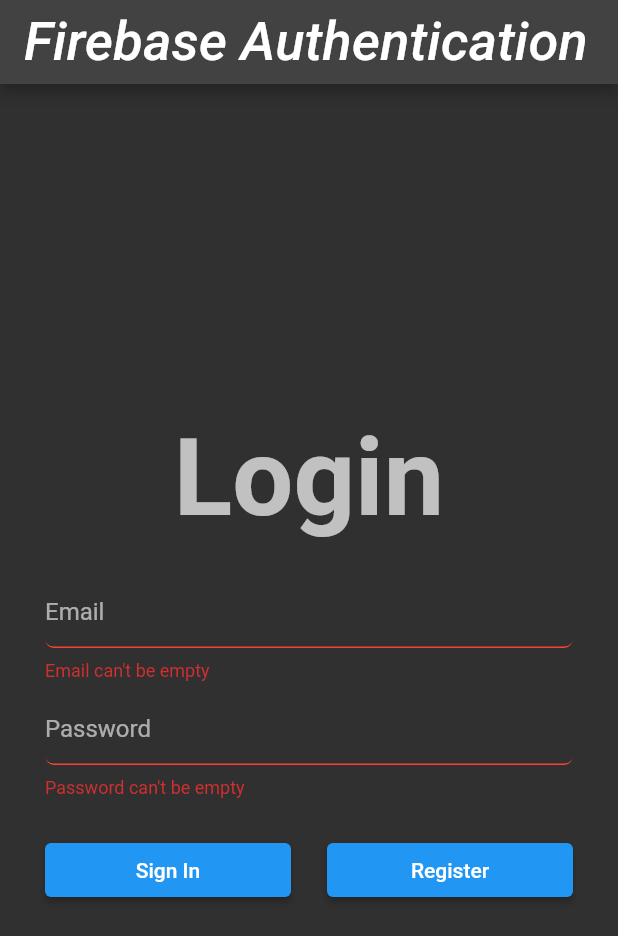
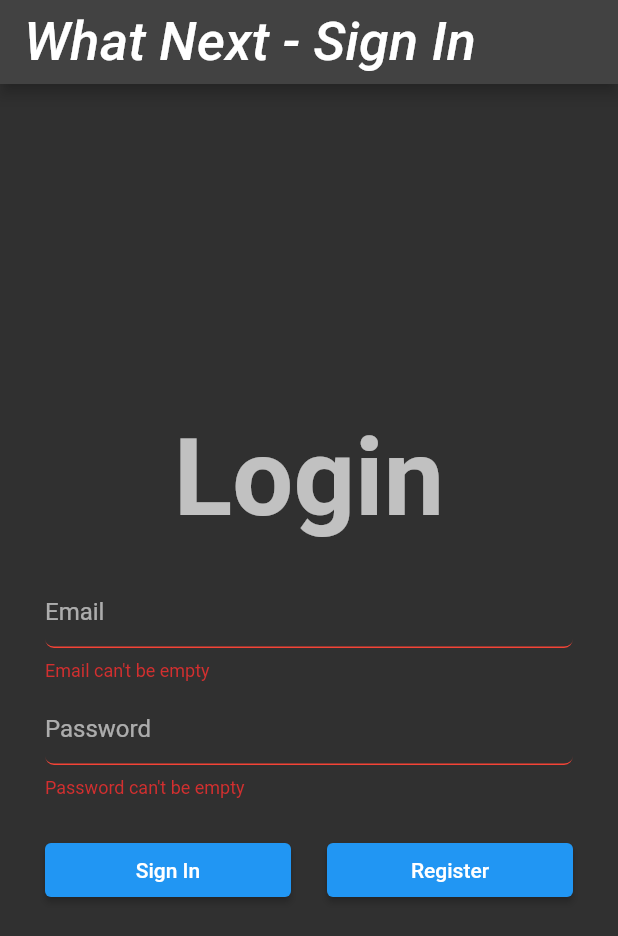
Before and after one commit to wgilpin/what_next, a Flutter app: the screen it shows after launch, after a tap on "Sign In", on a phone screen of 412 x 824 dp. Shown: the top 936 px of the screen. Run offline on Flutter 3.47's test engine with Material 2 defaults, Android fonts, the phone set to English and light mode, and no system bars; our stand-ins replace dio, firebase_auth, firebase_core, get; accounts and stored records are empty; Roboto replaces fonts that are missing (Georgia); statements that could not run were skipped.

Commit message:
added get routinng

```diff
--- a/lib/main.dart
+++ b/lib/main.dart
@@ -1,4 +1,5 @@
 import 'package:firebase_core/firebase_core.dart';
+import 'package:get/get.dart';
 import 'package:what_next/src/login/login_page.dart';
 import 'firebase_options.dart';
 import 'package:flutter/material.dart';
@@ -23,7 +24,7 @@ class MyApp extends StatelessWidget {
   // This widget is the root of your application.
   @override
   Widget build(BuildContext context) {
-    return MaterialApp(
+    return GetMaterialApp(
         title: 'What Next',
         theme: ThemeData(
           primarySwatch: Colors.blue,
--- a/lib/src/login/login_page.dart
+++ b/lib/src/login/login_page.dart
@@ -5,6 +5,7 @@ import 'package:firebase_auth/firebase_auth.dart';
 import 'package:firebase_core/firebase_core.dart';
 import 'package:flutter/foundation.dart';
 import 'package:flutter/material.dart';
+import 'package:get/get.dart';
 import 'package:what_next/src/login/fire_auth.dart';
 import 'package:what_next/src/login/profile_page.dart';
 import 'package:what_next/src/recommend/recommends_page.dart';
@@ -34,10 +35,8 @@ class _LoginPageState extends State<LoginPage> {
     User? user = FirebaseAuth.instance.currentUser;
 
     if (user != null) {
-      Navigator.of(context).pushReplacement(
-        MaterialPageRoute(
-          builder: (context) => RecommendsPage(),
-        ),
+      Get.to(
+        RecommendsPage(),
       );
     }
 
@@ -66,11 +65,7 @@ class _LoginPageState extends State<LoginPage> {
       });
 
       if (user != null) {
-        Navigator.of(context).pushReplacement(
-          MaterialPageRoute(
-            builder: (context) => ProfilePage(user: user),
-          ),
-        );
+        Get.to(ProfilePage(user: user));
       }
     }
   }
@@ -84,7 +79,7 @@ class _LoginPageState extends State<LoginPage> {
       },
       child: Scaffold(
         appBar: AppBar(
-          title: Text('Firebase Authentication'),
+          title: Text('What Next - Sign In'),
         ),
         body: FutureBuilder(
           future: _initializeFirebase(),
@@ -166,12 +161,7 @@ class _LoginPageState extends State<LoginPage> {
                                         Expanded(
                                           child: ElevatedButton(
                                             onPressed: () {
-                                              Navigator.of(context).push(
-                                                MaterialPageRoute(
-                                                  builder: (context) =>
-                                                      RegisterPage(),
-                                                ),
-                                              );
+                                              Get.to(RegisterPage());
                                             },
                                             child: Text(
                                               'Register',
```
